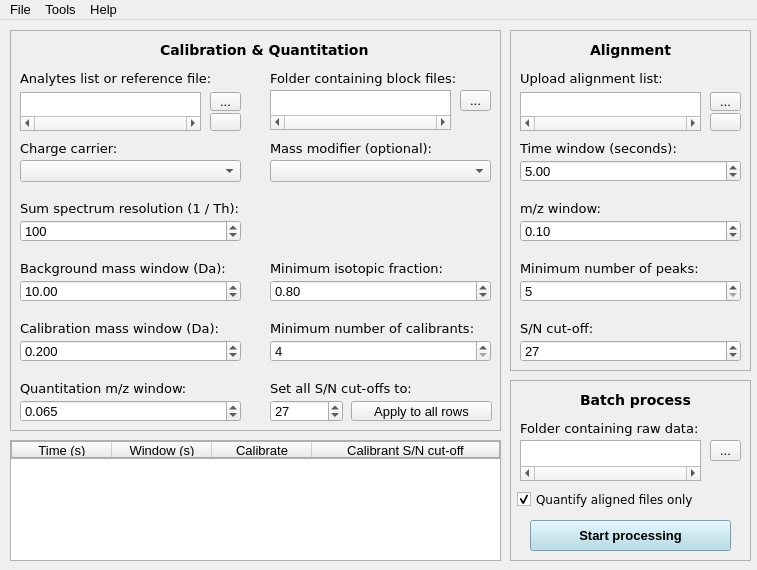
First picture: the form in sweet_suite/gui/qtdesigner_files/gui_main.ui, repository stainawarijar/SweetSuite, before the edit.
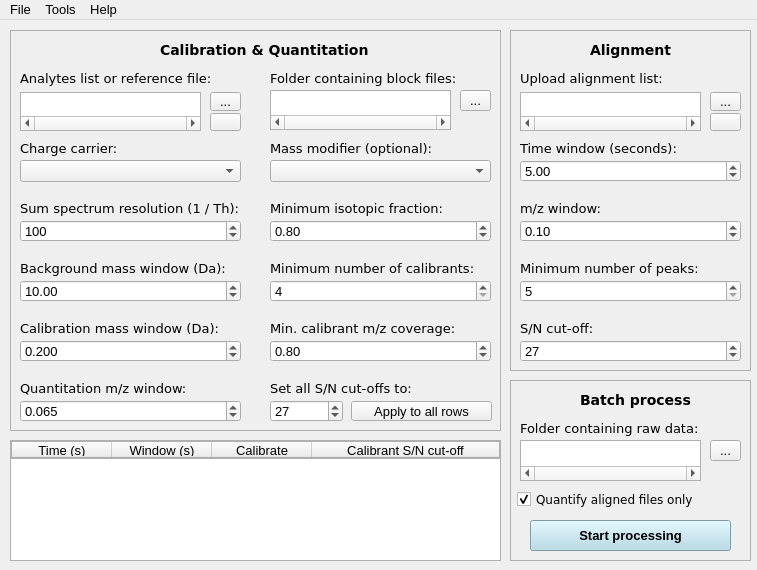
Second picture: the form after the edit.

Commit message: Add a spinbox for calibrant m/z coverage. Improve tooltips.

```diff
--- a/sweet_suite/gui/qtdesigner_files/gui_main.ui
+++ b/sweet_suite/gui/qtdesigner_files/gui_main.ui
@@ -548,7 +548,7 @@
      <property name="geometry">
       <rect>
        <x>260</x>
-       <y>310</y>
+       <y>250</y>
        <width>221</width>
        <height>22</height>
       </rect>
@@ -564,7 +564,7 @@
      <property name="geometry">
       <rect>
        <x>260</x>
-       <y>290</y>
+       <y>230</y>
        <width>221</width>
        <height>16</height>
       </rect>
@@ -621,7 +621,7 @@
      <property name="geometry">
       <rect>
        <x>260</x>
-       <y>230</y>
+       <y>170</y>
        <width>211</width>
        <height>16</height>
       </rect>
@@ -641,7 +641,7 @@
      <property name="geometry">
       <rect>
        <x>260</x>
-       <y>250</y>
+       <y>190</y>
        <width>221</width>
        <height>22</height>
       </rect>
@@ -835,6 +835,48 @@
       </rect>
      </property>
     </widget>
+    <widget class="QDoubleSpinBox" name="min_mz_coverage">
+     <property name="geometry">
+      <rect>
+       <x>260</x>
+       <y>310</y>
+       <width>221</width>
+       <height>22</height>
+      </rect>
+     </property>
+     <property name="minimum">
+      <double>0.000000000000000</double>
+     </property>
+     <property name="maximum">
+      <double>1.000000000000000</double>
+     </property>
+     <property name="singleStep">
+      <double>0.010000000000000</double>
+     </property>
+     <property name="value">
+      <double>0.800000000000000</double>
+     </property>
+    </widget>
+    <widget class="QLabel" name="label_isotopic_fraction_2">
+     <property name="geometry">
+      <rect>
+       <x>260</x>
+       <y>290</y>
+       <width>211</width>
+       <height>16</height>
+      </rect>
+     </property>
+     <property name="font">
+      <font>
+       <family>DejaVu Sans</family>
+       <pointsize>10</pointsize>
+       <italic>false</italic>
+      </font>
+     </property>
+     <property name="text">
+      <string>Min. calibrant m/z coverage:</string>
+     </property>
+    </widget>
    </widget>
    <widget class="QFrame" name="frame_batch_process">
     <property name="geometry">
```
The commit also changes 2 other files.
